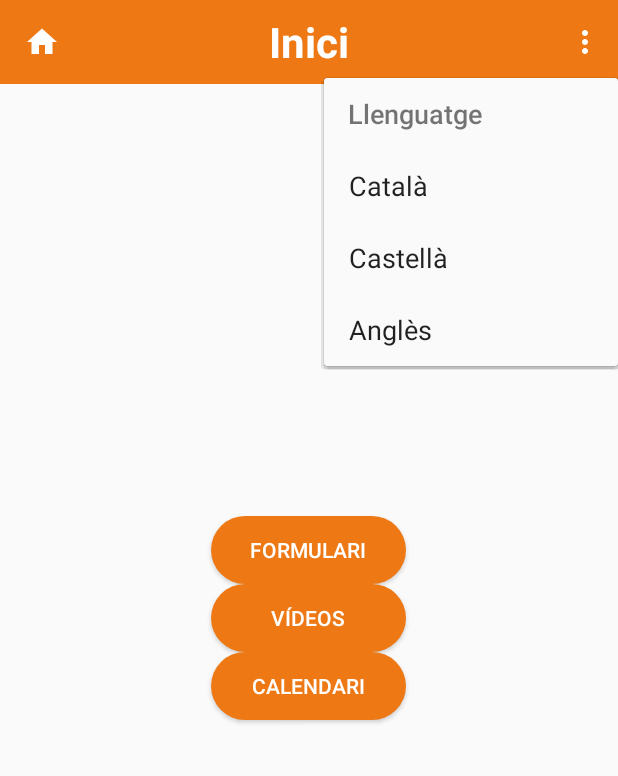
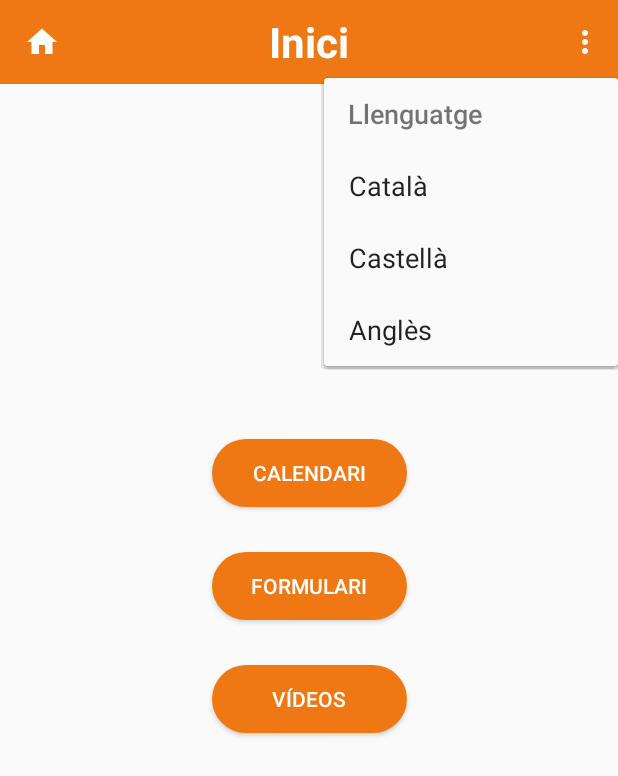
Before and after one commit to xmorera-joviat/AppNurseVideo, an Android app: the screen it shows after launch (MainActivity), in the options menu, after a tap on "Llenguatge", on a phone screen of 412 x 824 dp. Shown: the top 776 px of the screen. Run offline under Robolectric (Android 15) with nearby library versions, the phone set to English and light mode, and no system bars; our stand-ins replace Firebase (no records; nobody signed in at launch, a user with empty details on screens opened directly).

Commit message:
Update detecció de rol funcional.

```diff
--- a/NurseApp/app/src/main/AndroidManifest.xml
+++ b/NurseApp/app/src/main/AndroidManifest.xml
@@ -15,10 +15,9 @@
         <activity android:name=".Formularis_Calendari.ActivitatCalendari" />
         <activity android:name=".Formularis_Calendari.ActivitatFormularis" />
         <activity android:name=".TractamentGenericToolBar.TractamentToolBar" />
-        <activity android:name=".EliminarVideos.EliminarVideo" />
-        <activity android:name=".Registres_Acces.SelectorAfegirEliminar" />
+        <activity android:name=".TractamentVideos.EliminarVideo" />
         <activity android:name=".Registres_Acces.AccesUsuaris" />
-        <activity android:name=".Registres_Acces.AfegirVideos" />
+        <activity android:name=".TractamentVideos.AfegirVideos" />
         <activity android:name=".TractamentVideos.ApiYoutube" />
         <activity android:name=".TractamentVideos.LlistatVideosPrincipal" />
         <activity android:name=".MainActivity" />
--- a/NurseApp/app/src/main/java/com/example/nurseapp/MainActivity.java
+++ b/NurseApp/app/src/main/java/com/example/nurseapp/MainActivity.java
@@ -9,6 +9,8 @@ import android.content.res.Configuration;
 import android.graphics.PorterDuff;
 import android.graphics.drawable.Drawable;
 import android.os.Bundle;
+import android.os.Handler;
+import android.util.Log;
 import android.view.Menu;
 import android.view.MenuInflater;
 import android.view.MenuItem;
@@ -16,12 +18,16 @@ import android.view.View;
 import android.widget.Button;
 import android.widget.TextView;
 
+import com.example.nurseapp.TractamentVideos.EliminarVideo;
 import com.example.nurseapp.Formularis_Calendari.ActivitatCalendari;
 import com.example.nurseapp.Formularis_Calendari.ActivitatFormularis;
 import com.example.nurseapp.Registres_Acces.AccesUsuaris;
+import com.example.nurseapp.TractamentVideos.AfegirVideos;
 import com.example.nurseapp.TractamentVideos.LlistatVideosPrincipal;
+import com.google.android.gms.tasks.OnFailureListener;
 import com.google.android.gms.tasks.OnSuccessListener;
 import com.google.firebase.auth.FirebaseAuth;
+import com.google.firebase.auth.FirebaseUser;
 import com.google.firebase.firestore.DocumentReference;
 import com.google.firebase.firestore.DocumentSnapshot;
 import com.google.firebase.firestore.FirebaseFirestore;
@@ -34,27 +40,29 @@ import java.util.Locale;
 public class MainActivity extends AppCompatActivity {
 
     // Inicialització de les variables :
-    private Button IdBtnVideos;
     private Button idBtnCalendari;
     private Button idBtnFormularis;
     private Toolbar toolbar;
-    private FirebaseAuth fAuth;
     private FirebaseFirestore fStore;
 
     @Override
     protected void onCreate(Bundle savedInstanceState) {
         super.onCreate(savedInstanceState);
 
-        setContentView(R.layout.activity_main);
+        // Creem una instància de la base de dades de firebase cloudstore.
+        fStore = FirebaseFirestore.getInstance();
 
-        //String uid = Objects.requireNonNull(fAuth.getCurrentUser()).getUid();
+        // Agafem les dades de l'usuari.
+        FirebaseUser user = FirebaseAuth.getInstance().getCurrentUser();
 
-        //CheckUserRole(uid);
-
-        // Vinculem les variables amb els corresponents objectes de l'apartat gràfic.
-        IdBtnVideos = findViewById(R.id.idBtnVideos);
-        idBtnCalendari = findViewById(R.id.idBtnCalendari);
-        idBtnFormularis = findViewById(R.id.idBtnFormulari);
+        // Comprovem que no sigui null, i per tant, algú tingui la sessió iniciada.
+        if (user != null) {
+            CheckUserRole(user.getUid());
+        }
+        // Si es null, ficarem la vista dels pacients.
+        else {
+            setContentView(R.layout.activity_main_pacient);
+        }
 
         // Executem el mètode setUpToolBar
         setUpToolBar();
@@ -62,30 +70,14 @@ public class MainActivity extends AppCompatActivity {
         // Executem el mètode customTitileToolBar
         customTitileToolBar();
 
-        // Botó per tal d'obrir l'activitat corresponent al calendari.
-        idBtnCalendari.setOnClickListener(new View.OnClickListener() {
-            @Override
-            public void onClick(View v) {
-                Intent intentetCalen = new Intent(getApplicationContext(), ActivitatCalendari.class);
-                intentetCalen.putExtra("llenguatge", getResources().getString(R.string.llenguatge));
-                startActivity(intentetCalen);
-            }
-        });
-
-        // Botó per tal d'obrir l'activitat corresponent als formularis.
-        idBtnFormularis.setOnClickListener(new View.OnClickListener() {
-            @Override
-            public void onClick(View v) {
-                Intent intentetForms = new Intent(getApplicationContext(), ActivitatFormularis.class);
-                intentetForms.putExtra("llenguatge",getResources().getString(R.string.llenguatge));
-                startActivity(intentetForms);
-            }
-        });
-
     }
 
+    /**
+     * Mètode per comprovar quin tipus de rol té l'usuari i per tant mostrar les
+     * opcions per pantalla corresponents al seu privilegi.
+     * @param uid Variable de tipus String, és l'identificador de l'usuari.
+     */
     private void CheckUserRole(String uid) {
-        if (uid != null) {
         DocumentReference df = fStore.collection("Users").document(uid);
 
         // Extraiem les dades del document
@@ -107,23 +99,63 @@ public class MainActivity extends AppCompatActivity {
                     setContentView(R.layout.activity_main_pacient);
                 }
             }
-            });
-        }
-        else {
+        }).addOnFailureListener(new OnFailureListener() {
+            @Override
+            public void onFailure(@NonNull Exception e) {
                 setContentView(R.layout.activity_main_pacient);
             }
+        });
 
     }
 
     /**
+     * Mètode que utilitzem per a obrir l'activitat del calendari.
+     * @param v View
+     */
+    public void onClickBtnCalendari(View v) {
+        Intent calendari = new Intent(getApplicationContext(), ActivitatCalendari.class);
+        calendari.putExtra("llenguatge", getResources().getString(R.string.llenguatge));
+        startActivity(calendari);
+    }
+
+    /**
+     * Mètode que utilitzem per a obrir l'activitat del formulari.
+     * @param v View
+     */
+    public void onClickBtnFormulari(View v) {
+        Intent forms = new Intent(getApplicationContext(), ActivitatFormularis.class);
+        forms.putExtra("llenguatge",getResources().getString(R.string.llenguatge));
+        startActivity(forms);
+    }
+
+    /**
      * Mètode que utilitzem per a obrir l'activitat corresponent als vídeos.
-     *
      * @param v View
      */
     public void onClickBtnVideos(View v) {
-        Intent video = new Intent(this, LlistatVideosPrincipal.class );
-        video.putExtra("llenguatge",getResources().getString(R.string.llenguatge));
-        startActivity(video);
+        Intent videos = new Intent(this, LlistatVideosPrincipal.class );
+        videos.putExtra("llenguatge",getResources().getString(R.string.llenguatge));
+        startActivity(videos);
+    }
+
+    /**
+     * Mètode que utilitzem per a obrir l'activitat per a poder afegir un vídeo.
+     * @param v View
+     */
+    public void onClickBtnAfegirVideo(View v) {
+        Intent afegir = new Intent(this, AfegirVideos.class );
+        afegir.putExtra("llenguatge",getResources().getString(R.string.llenguatge));
+        startActivity(afegir);
+    }
+
+    /**
+     * Mètode que utilitzem per a obrir l'activitat per a poder eliminar un vídeo.
+     * @param v View
+     */
+    public void onClickBtnEliminarVideo(View v) {
+        Intent eliminar = new Intent(this, EliminarVideo.class );
+        eliminar.putExtra("llenguatge",getResources().getString(R.string.llenguatge));
+        startActivity(eliminar);
     }
 
     /**
--- a/NurseApp/app/src/main/java/com/example/nurseapp/Registres_Acces/AfegirVideos.java
+++ b/NurseApp/app/src/main/java/com/example/nurseapp/TractamentVideos/AfegirVideos.java
@@ -1,4 +1,4 @@
-package com.example.nurseapp.Registres_Acces;
+package com.example.nurseapp.TractamentVideos;
 
 import android.os.Bundle;
 import android.view.View;
--- a/NurseApp/app/src/main/java/com/example/nurseapp/EliminarVideos/EliminarVideo.java
+++ b/NurseApp/app/src/main/java/com/example/nurseapp/TractamentVideos/EliminarVideo.java
@@ -1,4 +1,4 @@
-package com.example.nurseapp.EliminarVideos;
+package com.example.nurseapp.TractamentVideos;
 
 import android.content.Intent;
 import android.os.Bundle;
@@ -10,9 +10,6 @@ import android.widget.Spinner;
 import android.widget.TextView;
 import android.widget.Toast;
 import com.example.nurseapp.R;
-import com.example.nurseapp.TractamentVideos.ApiYoutube;
-import com.example.nurseapp.TractamentVideos.LlistatVideos;
-import com.example.nurseapp.TractamentVideos.LlistatVideosPrincipal;
 import com.google.firebase.database.DataSnapshot;
 import com.google.firebase.database.DatabaseError;
 import com.google.firebase.database.DatabaseReference;
--- a/NurseApp/app/src/main/java/com/example/nurseapp/TractamentVideos/LlistatVideosAdabter.java
+++ b/NurseApp/app/src/main/java/com/example/nurseapp/TractamentVideos/LlistatVideosAdapter.java
@@ -16,13 +16,13 @@ import java.util.List;
 /**
  * Classe per tal de construir el RecyclerView.Adapter que utilitzem per a mostrar tot el llistat dels vídeos.
  */
-public class LlistatVideosAdabter extends RecyclerView.Adapter<LlistatVideosAdabter.LlistatVideosViewHolder>{
+public class LlistatVideosAdapter extends RecyclerView.Adapter<LlistatVideosAdapter.LlistatVideosViewHolder>{
 
     //Inicialització de les variables
     private List<LlistatVideos> llistatsVideos;
 
     //Constructor.
-    public LlistatVideosAdabter(List<LlistatVideos> llistatsVideos){
+    public LlistatVideosAdapter(List<LlistatVideos> llistatsVideos){
 
         this.llistatsVideos = llistatsVideos;
 
--- a/NurseApp/app/src/main/java/com/example/nurseapp/TractamentVideos/LlistatVideosPrincipal.java
+++ b/NurseApp/app/src/main/java/com/example/nurseapp/TractamentVideos/LlistatVideosPrincipal.java
@@ -2,17 +2,14 @@ package com.example.nurseapp.TractamentVideos;
 
 
 
-import android.content.Intent;
 import android.content.res.Configuration;
 import android.os.Bundle;
-import android.util.Log;
+
 import androidx.appcompat.widget.SearchView;
 import androidx.recyclerview.widget.LinearLayoutManager;
 import androidx.recyclerview.widget.RecyclerView;
 
-import com.example.nurseapp.MainActivity;
 import com.example.nurseapp.R;
-import com.example.nurseapp.Registres_Acces.AccesUsuaris;
 import com.example.nurseapp.TractamentGenericToolBar.TractamentToolBar;
 import com.google.firebase.database.DataSnapshot;
 import com.google.firebase.database.DatabaseError;
@@ -32,7 +29,7 @@ public class LlistatVideosPrincipal extends TractamentToolBar {
     //Inicialització de les variables
     public static List<LlistatVideos> llistatVideos = new ArrayList<>();
     public static RecyclerView llistat;
-    public static LlistatVideosAdabter adapter;
+    public static LlistatVideosAdapter adapter;
     public SearchView searchView;
     public static FirebaseDatabase firebaseDatabase;
     public static DatabaseReference databaseReference;
@@ -126,7 +123,7 @@ public class LlistatVideosPrincipal extends TractamentToolBar {
 
                     numLastArrayList = llistatVideos.get(i-1).getNumId();
 
-                    adapter = new LlistatVideosAdabter(llistatVideos);
+                    adapter = new LlistatVideosAdapter(llistatVideos);
                     llistat.setAdapter(adapter);
                 }
 
@@ -166,7 +163,7 @@ public class LlistatVideosPrincipal extends TractamentToolBar {
             if(videos.getTexTitolVideos().toLowerCase().contains(s.toLowerCase()) || videos.getDescVideo().toLowerCase().contains(s.toLowerCase())){
                 myList.add(videos);
 
-                adapter = new LlistatVideosAdabter(myList);
+                adapter = new LlistatVideosAdapter(myList);
                 llistat.setAdapter(adapter);
             }
 
@@ -178,7 +175,7 @@ public class LlistatVideosPrincipal extends TractamentToolBar {
      * Mètode utilitzat per a inicialitzar l'adabter que hi té el List llsitatVideos.
      */
     public void inicialitzaAdabter(){
-        adapter = new LlistatVideosAdabter(llistatVideos);
+        adapter = new LlistatVideosAdapter(llistatVideos);
         llistat.setAdapter(adapter);
     }
 
--- a/NurseApp/app/src/main/res/layout/activity_afegir_videos.xml
+++ b/NurseApp/app/src/main/res/layout/activity_afegir_videos.xml
@@ -4,7 +4,7 @@
     xmlns:tools="http://schemas.android.com/tools"
     android:layout_width="match_parent"
     android:layout_height="match_parent"
-    tools:context=".Registres_Acces.AfegirVideos">
+    tools:context=".TractamentVideos.AfegirVideos">
 
     <include
         android:id="@+id/idToolBar"
--- a/NurseApp/app/src/main/res/layout/activity_eliminar_video.xml
+++ b/NurseApp/app/src/main/res/layout/activity_eliminar_video.xml
@@ -4,7 +4,7 @@
     xmlns:tools="http://schemas.android.com/tools"
     android:layout_width="match_parent"
     android:layout_height="match_parent"
-    tools:context=".EliminarVideos.EliminarVideo">
+    tools:context=".TractamentVideos.EliminarVideo">
 
 
     <include
--- a/NurseApp/app/src/main/res/layout/activity_main.xml
+++ /dev/null
@@ -1,53 +0,0 @@
-<?xml version="1.0" encoding="utf-8"?>
-<RelativeLayout xmlns:android="http://schemas.android.com/apk/res/android"
-    xmlns:app="http://schemas.android.com/apk/res-auto"
-    xmlns:tools="http://schemas.android.com/tools"
-    android:layout_width="match_parent"
-    android:layout_height="match_parent"
-    tools:context=".MainActivity">
-
-    <include
-        android:id="@+id/idToolBar"
-        layout="@layout/toolbar"
-        />
-
-    <Button
-        android:id="@+id/idBtnCalendari"
-        android:layout_width="130dp"
-        android:layout_height="45dp"
-        android:layout_below="@id/idBtnVideos"
-        android:layout_centerInParent="true"
-        android:layout_gravity="center"
-        android:background="@drawable/buttons"
-        android:text="@string/btnCalendari"
-        android:textColor="@color/white"
-        tools:layout_editor_absoluteX="105dp"
-        tools:layout_editor_absoluteY="146dp" />
-
-    <Button
-        android:id="@+id/idBtnFormulari"
-        android:layout_width="130dp"
-        android:layout_height="45dp"
-        android:layout_above="@+id/idBtnVideos"
-        android:layout_centerInParent="true"
-        android:layout_gravity="center"
-        android:background="@drawable/buttons"
-        android:text="@string/btnFormulari"
-        android:textColor="@color/white"
-        tools:layout_editor_absoluteX="105dp"
-        tools:layout_editor_absoluteY="218dp" />
-
-    <Button
-        android:id="@+id/idBtnVideos"
-        android:layout_width="130dp"
-        android:layout_height="45dp"
-        android:layout_centerInParent="true"
-        android:layout_gravity="center"
-        android:background="@drawable/buttons"
-        android:onClick="onClickBtnVideos"
-        android:text="@string/btnVideo"
-        android:textColor="@color/white"
-        tools:layout_editor_absoluteX="105dp"
-        tools:layout_editor_absoluteY="294dp" />
-
-</RelativeLayout>
--- a/NurseApp/app/src/main/res/layout/activity_main_pacient.xml
+++ b/NurseApp/app/src/main/res/layout/activity_main_pacient.xml
@@ -20,6 +20,7 @@
         android:layout_gravity="center"
         android:layout_marginBottom="250dp"
         android:background="@drawable/buttons"
+        android:onClick="onClickBtnCalendari"
         android:text="@string/btnCalendari"
         android:textColor="@color/white"
         app:layout_constraintBottom_toBottomOf="parent"
@@ -36,6 +37,7 @@
         android:layout_gravity="center"
         android:layout_marginTop="30dp"
         android:background="@drawable/buttons"
+        android:onClick="onClickBtnFormulari"
         android:text="@string/btnFormulari"
         android:textColor="@color/white"
         app:layout_constraintEnd_toEndOf="parent"
--- a/NurseApp/app/src/main/res/layout/activity_main_professional.xml
+++ b/NurseApp/app/src/main/res/layout/activity_main_professional.xml
@@ -20,6 +20,7 @@
         android:layout_gravity="center"
         android:layout_marginBottom="350dp"
         android:background="@drawable/buttons"
+        android:onClick="onClickBtnCalendari"
         android:text="@string/btnCalendari"
         android:textColor="@color/white"
         app:layout_constraintBottom_toBottomOf="parent"
@@ -36,6 +37,7 @@
         android:layout_gravity="center"
         android:layout_marginTop="30dp"
         android:background="@drawable/buttons"
+        android:onClick="onClickBtnFormulari"
         android:text="@string/btnFormulari"
         android:textColor="@color/white"
         app:layout_constraintEnd_toEndOf="parent"
@@ -66,7 +68,7 @@
         android:layout_gravity="center"
         android:layout_marginTop="30dp"
         android:background="@drawable/buttons"
-        android:onClick="onClickBtnVideos"
+        android:onClick="onClickBtnAfegirVideo"
         android:text="@string/btnAfegirVideo"
         android:textColor="@color/white"
         app:layout_constraintEnd_toEndOf="parent"
@@ -81,7 +83,7 @@
         android:layout_gravity="center"
         android:layout_marginTop="30dp"
         android:background="@drawable/buttons"
-        android:onClick="onClickBtnVideos"
+        android:onClick="onClickBtnEliminarVideo"
         android:text="@string/btnEliminarVideo"
         android:textColor="@color/white"
         app:layout_constraintEnd_toEndOf="parent"
--- a/NurseApp/app/src/main/res/layout/activity_selector_afegir_eliminar.xml
+++ b/NurseApp/app/src/main/res/layout/activity_selector_afegir_eliminar.xml
@@ -4,7 +4,7 @@
     xmlns:tools="http://schemas.android.com/tools"
     android:layout_width="match_parent"
     android:layout_height="match_parent"
-    tools:context=".Registres_Acces.SelectorAfegirEliminar">
+    tools:context=".TractamentVideos.SelectorAfegirEliminar">
 
 
 
--- a/NurseApp/app/src/main/res/values/strings.xml
+++ b/NurseApp/app/src/main/res/values/strings.xml
@@ -17,7 +17,7 @@
     <string name="btnVideo">Vídeos</string>
     <string name="btnCalendari">Calendari</string>
     <string name="btnEditarRols">Editar Rols</string>
-    <string name="btnAfegirVideo">Afegir Video</string>
+    <string name="btnAfegirVideo">Afegir Vídeo</string>
     <string name="btnEliminarVideo">Eliminar Vídeo</string>
 
     <!--Vista Acces-->
```
Also changed, not shown: NurseApp/app/src/main/java/com/example/nurseapp/Registres_Acces/AccesUsuaris.java (+7 -8 lines), NurseApp/app/src/main/java/com/example/nurseapp/Registres_Acces/SelectorAfegirEliminar.java (deleted, +0 -56 lines), NurseApp/app/src/main/res/layout/activity_main_editor.xml (+5 -3 lines), 2 other files. Lines whose indentation alone changed are shown as unchanged.
